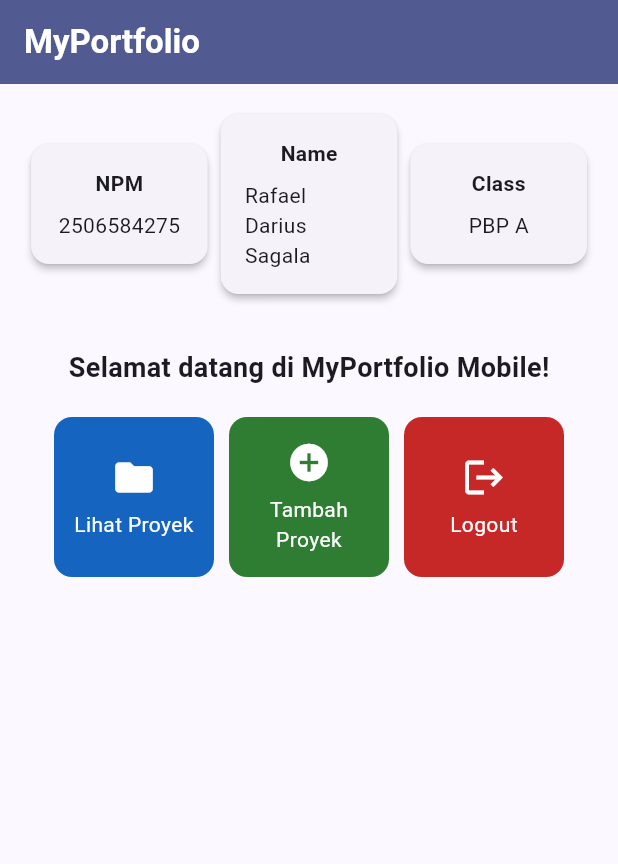
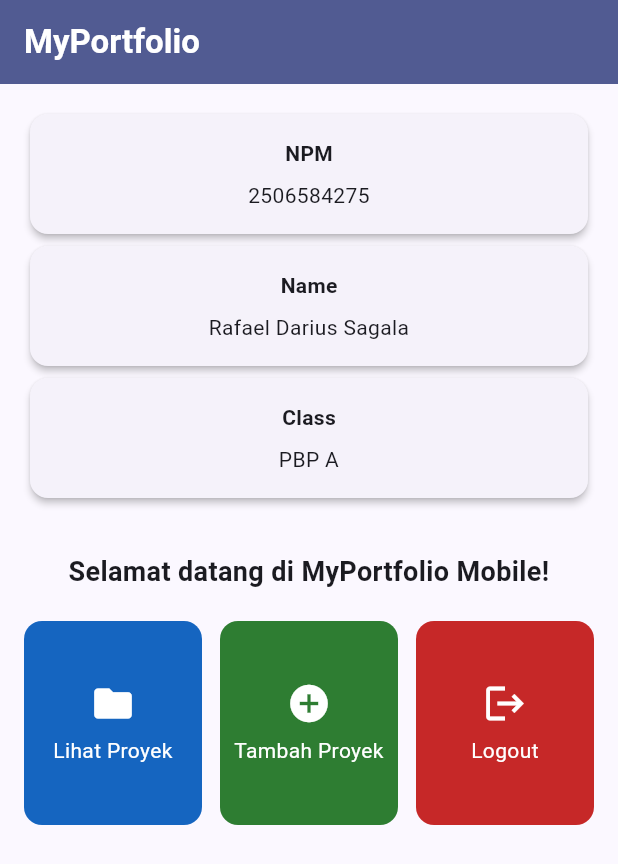
Before and after one commit to darzzius/myportofolio_mobile, a Flutter app: the screen it shows after launch, on a phone screen of 412 x 824 dp. Shown: the top 864 px of the screen. Run offline on Flutter 3.47's test engine with Material 3 defaults, Android fonts, the phone set to English and light mode, and no system bars.

Commit message:
Membuat layout yang responsif

```diff
--- a/lib/menu.dart
+++ b/lib/menu.dart
@@ -21,63 +21,68 @@ class MyHomePage extends StatelessWidget {
       appBar: AppBar(
         title: const Text(
           'MyPortfolio',
-          style: TextStyle(
-            color: Colors.white,
-            fontWeight: FontWeight.bold,
-          ),
+          style: TextStyle(color: Colors.white, fontWeight: FontWeight.bold),
         ),
         backgroundColor: Theme.of(context).colorScheme.primary,
       ),
-      // Body halaman utama dengan padding di sekelilingnya.
-      body: Padding(
+      body: SafeArea(
+        child: SingleChildScrollView(
           padding: const EdgeInsets.all(16.0),
-        child: Column(
-          crossAxisAlignment: CrossAxisAlignment.center,
-          children: [
-            // Baris horizontal untuk menampilkan 3 InfoCard secara sejajar.
-            Row(
-              mainAxisAlignment: MainAxisAlignment.spaceEvenly,
-              children: [
+          child: Center(
+            child: ConstrainedBox(
+              constraints: const BoxConstraints(maxWidth: 960),
+              child: LayoutBuilder(
+                builder: (context, constraints) {
+                  final profileCards = [
                     InfoCard(title: 'NPM', content: npm),
                     InfoCard(title: 'Name', content: nama),
                     InfoCard(title: 'Class', content: kelas),
-              ],
+                  ];
+
+                  return Column(
+                    crossAxisAlignment: CrossAxisAlignment.stretch,
+                    children: [
+                      // Susun vertikal di ponsel agar nama lengkap tetap terbaca.
+                      if (constraints.maxWidth < 600)
+                        Column(
+                          crossAxisAlignment: CrossAxisAlignment.stretch,
+                          children: profileCards,
+                        )
+                      else
+                        Row(
+                          crossAxisAlignment: CrossAxisAlignment.start,
+                          children: profileCards
+                              .map((card) => Expanded(child: card))
+                              .toList(),
                         ),
-
-            const SizedBox(height: 16.0),
-
-            // Bagian tengah: pesan sambutan dan kisi tombol menu portofolio.
-            Center(
-              child: Column(
-                children: [
-                  const Padding(
-                    padding: EdgeInsets.only(top: 16.0),
-                    child: Text(
+                      const SizedBox(height: 32.0),
+                      const Text(
                         'Selamat datang di MyPortfolio Mobile!',
+                        textAlign: TextAlign.center,
                         style: TextStyle(
                           fontWeight: FontWeight.bold,
                           fontSize: 18.0,
                         ),
                       ),
-                  ),
-
-                  // GridView menampilkan kartu tombol dalam tata letak kisi 3 kolom.
+                      const SizedBox(height: 20.0),
                       GridView.count(
-                    primary: true,
-                    padding: const EdgeInsets.all(20),
-                    crossAxisSpacing: 10,
-                    mainAxisSpacing: 10,
-                    crossAxisCount: 3,
-                    // shrinkWrap agar ukuran kisi menyesuaikan tinggi konten anak.
+                        // Gulir ditangani oleh SingleChildScrollView halaman.
+                        primary: false,
+                        physics: const NeverScrollableScrollPhysics(),
+                        padding: EdgeInsets.zero,
+                        crossAxisSpacing: 12,
+                        mainAxisSpacing: 12,
+                        crossAxisCount: constraints.maxWidth < 360 ? 2 : 3,
+                        mainAxisExtent: 136,
                         shrinkWrap: true,
-                    children: items.map((ItemHomepage item) {
-                      return ItemCard(item);
-                    }).toList(),
+                        children: items.map((item) => ItemCard(item)).toList(),
                       ),
                     ],
+                  );
+                },
               ),
             ),
-          ],
+          ),
         ),
       ),
     );
@@ -96,19 +101,14 @@ class InfoCard extends StatelessWidget {
     return Card(
       // Memberikan efek bayangan kartu elevasi 2 unit.
       elevation: 2.0,
-      child: Container(
-        // Menyesuaikan lebar kartu dengan proporsi layar (dibagi 3.5).
-        width: MediaQuery.of(context).size.width / 3.5,
+      child: Padding(
         padding: const EdgeInsets.all(16.0),
         // Menyusun teks title dan content secara vertikal.
         child: Column(
           children: [
-            Text(
-              title,
-              style: const TextStyle(fontWeight: FontWeight.bold),
-            ),
+            Text(title, style: const TextStyle(fontWeight: FontWeight.bold)),
             const SizedBox(height: 8.0),
-            Text(content),
+            Text(content, textAlign: TextAlign.center),
           ],
         ),
       ),
```
Lines whose indentation alone changed are shown as unchanged.
